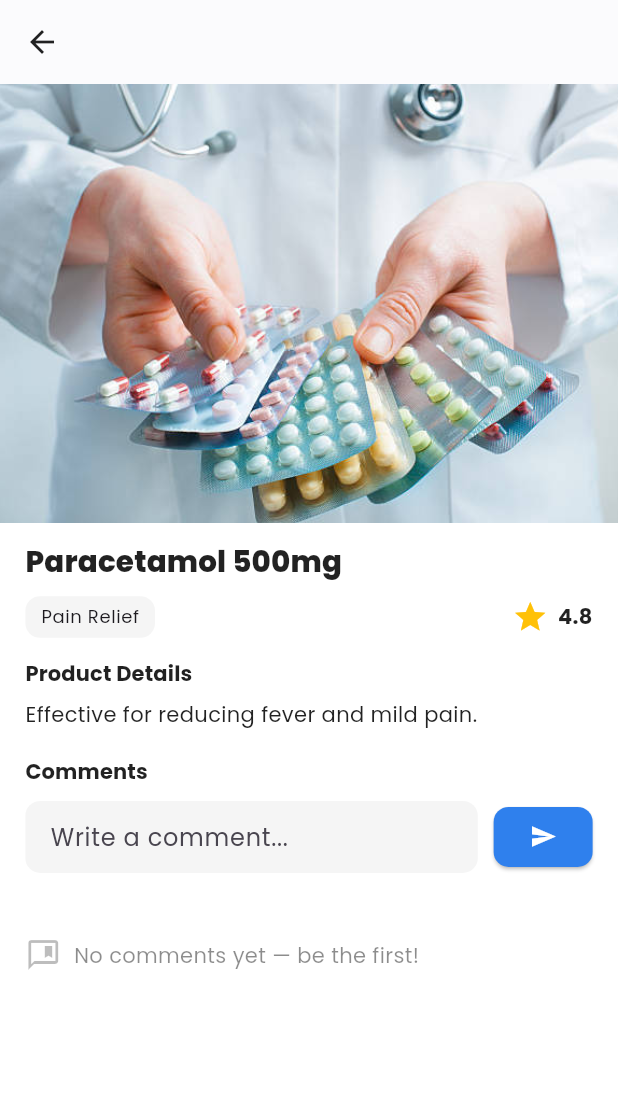
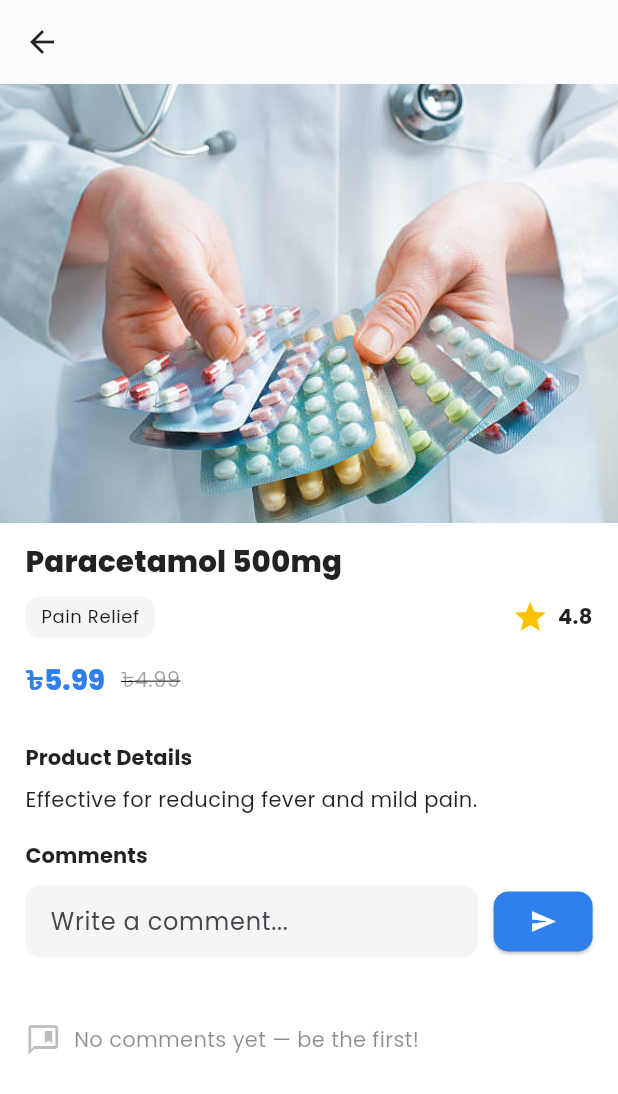
Before and after one commit to tarikbinaziz/medicine_dummy_app, a Flutter app: the ProductDetailsPage screen opened directly with sample values from the repository, on a phone screen of 412 x 824 dp. Shown: the top 1094 px of the screen. Run offline on Flutter 3.47's test engine with Material 3 defaults, Android fonts, the phone set to English and light mode, and no system bars; our stand-ins replace flutter_riverpod, flutter_screenutil, google_fonts.

Commit message:
add price

```diff
--- a/lib/main.dart
+++ b/lib/main.dart
@@ -18,6 +18,8 @@ class Product {
   final String description;
   final String image;
   final String category;
+  final double price;
+  final double discountPrice;
 
   Product({
     required this.id,
@@ -25,6 +27,8 @@ class Product {
     required this.description,
     required this.image,
     required this.category,
+    this.price = 0.0,
+    this.discountPrice = 0.0,
   });
 }
 
@@ -44,6 +48,8 @@ final List<Product> dummyProducts = [
     description: 'Effective for reducing fever and mild pain.',
     image: 'assets/png/istockphoto-156292188-612x612.jpg',
     category: 'Pain Relief',
+    price: 5.99,
+    discountPrice: 4.99,
   ),
   Product(
     id: 2,
@@ -51,6 +57,8 @@ final List<Product> dummyProducts = [
     description: 'Boosts immunity and overall health.',
     image: 'assets/png/premium_photo-1668487826871-2f2cac23ad56.jpeg',
     category: 'Vitamins',
+    price: 7.99,
+    discountPrice: 6.99,
   ),
   Product(
     id: 3,
@@ -58,6 +66,8 @@ final List<Product> dummyProducts = [
     description: 'Relieves inflammation and moderate pain.',
     image: 'assets/png/SCR-20251106-pjxu.png',
     category: 'Pain Relief',
+    price: 9.99,
+    discountPrice: 8.99,
   ),
   Product(
     id: 4,
@@ -65,6 +75,8 @@ final List<Product> dummyProducts = [
     description: 'Supports overall well-being and energy.',
     image: 'assets/png/SCR-20251106-pkba.png',
     category: 'Vitamins',
+    price: 12.99,
+    discountPrice: 10.99,
   ),
   Product(
     id: 5,
@@ -72,6 +84,8 @@ final List<Product> dummyProducts = [
     description: 'Helps in healing minor cuts and burns.',
     image: 'assets/png/SCR-20251106-pksj.png',
     category: 'First Aid',
+    price: 14.99,
+    discountPrice: 12.99,
   ),
   Product(
     id: 6,
@@ -79,6 +93,8 @@ final List<Product> dummyProducts = [
     description: 'Strengthens bones and teeth.',
     image: 'assets/png/SCR-20251106-pkua.png',
     category: 'Supplements',
+    price: 11.99,
+    discountPrice: 9.99,
   ),
 ];
 
@@ -241,18 +257,29 @@ class _LandingPageState extends ConsumerState<LandingPage> {
 
     return Scaffold(
       appBar: AppBar(
-        title: Text(
-          'Pharma Shop',
-          style: TextStyle(color: Colors.black87, fontWeight: FontWeight.w700),
+        title: Column(
+          crossAxisAlignment: CrossAxisAlignment.start,
+          children: [
+            Text(
+              'Pharma Shop',
+              style: TextStyle(
+                color: Colors.black87,
+                fontWeight: FontWeight.w700,
+              ),
+            ),
+            SizedBox(height: 4.h),
+            Text(
+              'Developed by Tarik Bin Aziz, 01641586586',
+              style: TextStyle(
+                color: Colors.black54,
+                fontSize: 12.sp,
+                fontWeight: FontWeight.w500,
+              ),
+            ),
+          ],
         ),
-        actions: [
-          IconButton(
-            onPressed: () => ref.read(commentsProvider.notifier).clearAll(),
-            icon: const Icon(Icons.delete_outline),
-            color: Colors.black54,
-            tooltip: 'Clear comments (dev)',
-          ),
-        ],
+
+        actions: [],
       ),
       body: SafeArea(
         child: Padding(
@@ -463,6 +490,28 @@ class _ProductCard extends StatelessWidget {
                       color: Colors.black54,
                     ),
                   ),
+                  SizedBox(height: 8.h),
+
+                  /// ✅ Price Row
+                  Row(
+                    children: [
+                      Text(
+                        "৳${product.price}",
+                        style: theme.textTheme.bodyMedium?.copyWith(
+                          fontWeight: FontWeight.bold,
+                          color: Colors.green.shade700,
+                        ),
+                      ),
+                      SizedBox(width: 8.w),
+                      Text(
+                        "৳${product.discountPrice}",
+                        style: theme.textTheme.bodySmall?.copyWith(
+                          color: Colors.black45,
+                          decoration: TextDecoration.lineThrough,
+                        ),
+                      ),
+                    ],
+                  ),
                 ],
               ),
             ),
@@ -570,6 +619,52 @@ class _ProductDetailsPageState extends ConsumerState<ProductDetailsPage>
                       ),
                     ],
                   ),
+                  SizedBox(height: 14.h),
+
+                  // Add this just below product title (inside Padding widget)
+                  Row(
+                    children: [
+                      Text(
+                        "৳${widget.product.price}",
+                        style: theme.textTheme.titleMedium?.copyWith(
+                          fontWeight: FontWeight.w800,
+                          fontSize: 19.sp,
+                          color: const Color(0xFF2F80ED), // main accent color
+                        ),
+                      ),
+                      SizedBox(width: 10.w),
+                      Text(
+                        "৳${widget.product.discountPrice}",
+                        style: theme.textTheme.bodyMedium?.copyWith(
+                          color: Colors.black38,
+                          decoration: TextDecoration.lineThrough,
+                        ),
+                      ),
+                      SizedBox(width: 10.w),
+
+                      // ✅ Discount badge
+                      if (widget.product.discountPrice > widget.product.price)
+                        Container(
+                          padding: EdgeInsets.symmetric(
+                            horizontal: 8.w,
+                            vertical: 4.h,
+                          ),
+                          decoration: BoxDecoration(
+                            color: const Color(0xFF2F80ED).withOpacity(.12),
+                            borderRadius: BorderRadius.circular(8.r),
+                          ),
+                          child: Text(
+                            "-${(((widget.product.discountPrice - widget.product.price) / widget.product.discountPrice) * 100).round()}%",
+                            style: theme.textTheme.bodySmall?.copyWith(
+                              color: const Color(0xFF2F80ED),
+                              fontWeight: FontWeight.w700,
+                            ),
+                          ),
+                        ),
+                    ],
+                  ),
+                  SizedBox(height: 14.h),
+
                   SizedBox(height: 14.h),
                   Text(
                     'Product Details',
```
